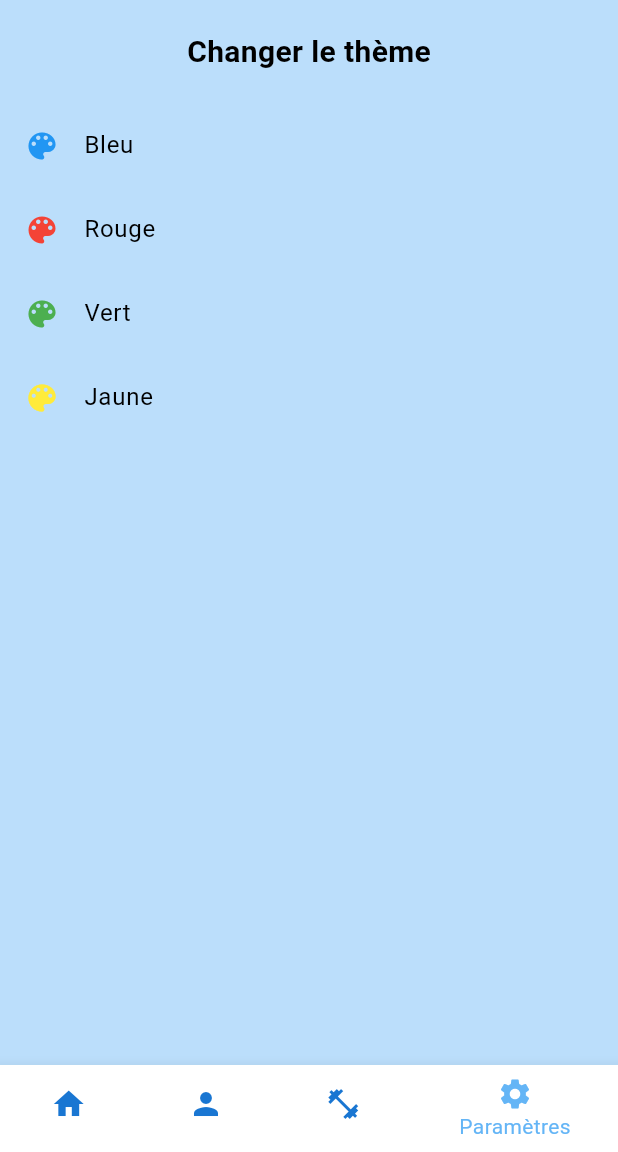
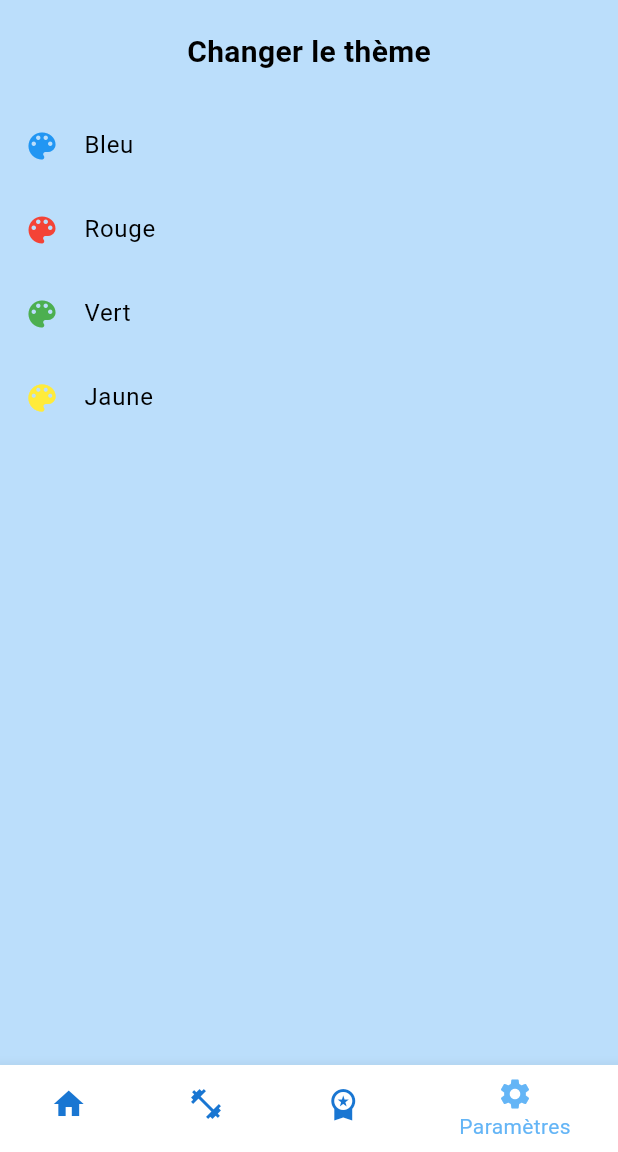
Before and after one commit to AlzUrt/flutter_sport, a Flutter app: the screen it shows after launch, item 4 of the bottom bar chosen, on a phone screen of 412 x 824 dp, the part 84-1236 px from its top. Run offline on Flutter 3.47's test engine with Material 3 defaults, Android fonts, the phone set to English and light mode, and no system bars; our stand-ins replace image_picker, table_calendar.

Commit message:
fix: edited bottom bar icons

```diff
--- a/lib/app.dart
+++ b/lib/app.dart
@@ -9,6 +9,7 @@ import 'screens/home_screen.dart';
 import 'screens/exercices_screen.dart';
 import 'screens/seances_screen.dart';
 import 'screens/profile_screen.dart';
+
 class ThemeProvider with ChangeNotifier {
   ThemeData _currentTheme = CustomThemes.blueTheme;
 
@@ -66,6 +67,7 @@ class MainScreen extends StatelessWidget {
             title: const Text('SportApp'),
           ),
           body: _screens[navigationProvider.currentIndex],
+
           bottomNavigationBar: BottomNavigationBar(
             currentIndex: navigationProvider.currentIndex,
             onTap: (index) => navigationProvider.setIndex(index),
@@ -75,12 +77,12 @@ class MainScreen extends StatelessWidget {
                 label: 'Planning',
               ),
               BottomNavigationBarItem(
-                icon: Icon(Icons.person),
-                label: 'Séance',
+                icon: Icon(Icons.fitness_center),
+                label: 'Exercices',
               ),
               BottomNavigationBarItem(
-                icon: Icon(Icons.fitness_center),
-                label: 'Exercices',
+                icon: Icon(Icons.workspace_premium_sharp),
+                label: 'Séances',
               ),
               BottomNavigationBarItem(
                 icon: Icon(Icons.settings),
--- a/lib/main.dart
+++ b/lib/main.dart
@@ -1,6 +1,7 @@
 import 'package:flutter/material.dart';
 import 'app.dart';
+import 'package:intl/date_symbol_data_local.dart';
 
 void main() {
-  runApp(const MyApp());
+  initializeDateFormatting().then((_) => runApp(const MyApp()));
 }
--- a/lib/screens/home_screen.dart
+++ b/lib/screens/home_screen.dart
@@ -189,8 +189,10 @@ class _HomeScreenState extends State<HomeScreen> {
         child: Column(
           children: [
             TableCalendar(
-              firstDay: DateTime.utc(2000, 1, 1),
+              firstDay: DateTime.utc(2024, 1, 1),
               lastDay: DateTime.utc(2050, 12, 31),
+              locale: 'fr_FR',
+              startingDayOfWeek: StartingDayOfWeek.monday,
               focusedDay: _focusedDay,
               selectedDayPredicate: (day) {
                 return isSameDay(_selectedDay, day);
--- a/pubspec.yaml
+++ b/pubspec.yaml
@@ -32,13 +32,14 @@ dependencies:
     sdk: flutter
   provider: ^6.0.5
   image_picker: ^0.8.7
-  table_calendar: ^3.0.6
+  table_calendar: ^3.1.2
   permission_handler: ^10.3.0
 
 
   # The following adds the Cupertino Icons font to your application.
   # Use with the CupertinoIcons class for iOS style icons.
   cupertino_icons: ^1.0.8
+  intl: ^0.19.0
 
 dev_dependencies:
   flutter_test:
```
Also changed, not shown: pubspec.lock.
